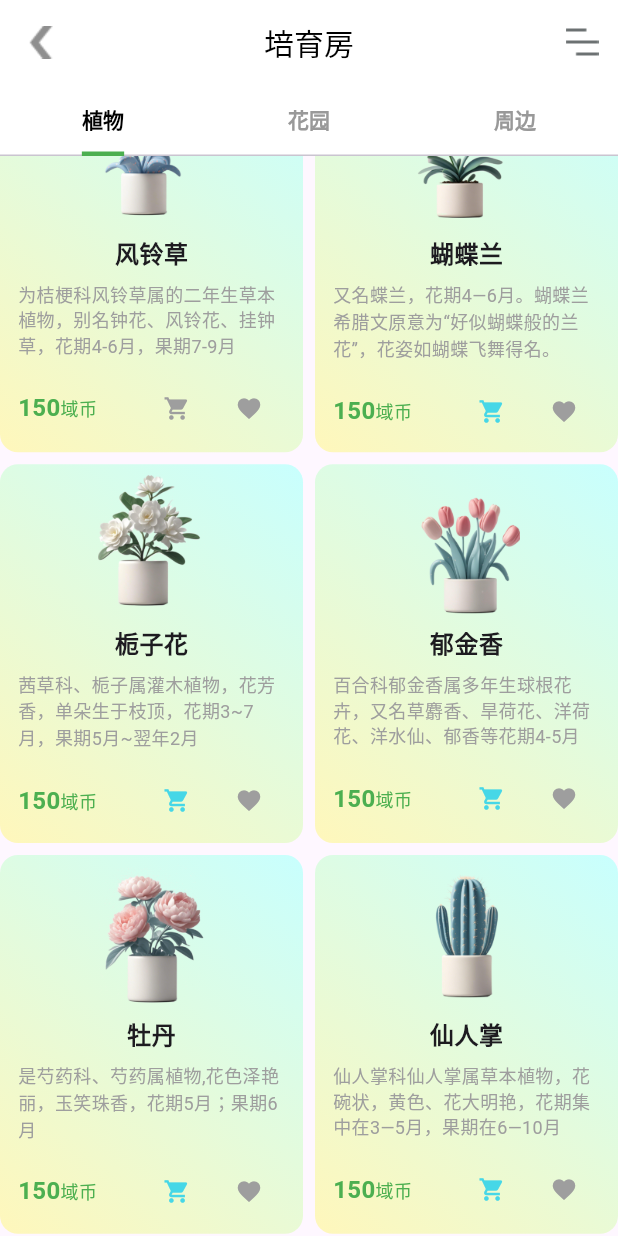
After one commit to wutiannan/plant_ai_app, a Flutter app: the ShopPage screen opened directly, scrolled down 576 dp, after a tap on the "shopping cart" icon, on a phone screen of 412 x 824 dp. The commit adds this screen. Run offline on Flutter 3.47's test engine with Material 3 defaults, Android fonts, the phone set to English and light mode, and no system bars; our stand-ins replace google_maps_flutter, location.

Commit message:
FEAT：新增商城页面 部分样式修改

```diff
--- /dev/null
+++ b/lib/models/garden_model.dart
@@ -0,0 +1,40 @@
+class GardenModel {
+  final String name;
+  final String image;
+  final String description;
+  final int price;
+  final bool isCollected;
+  final bool isWishlist;
+  bool isInCart; // 新增购物车状态属性
+
+  GardenModel({
+    required this.name,
+    required this.image,
+    required this.description,
+    required this.price,
+    required this.isCollected,
+    this.isWishlist = false,
+    this.isInCart = false, // 默认值为false
+  });
+}
+
+// 模拟花园数据
+final List<GardenModel> gardenData = [
+  GardenModel(
+    name: '海边花园',
+    image: 'assets/images/garden_seaside.png',
+    description: '充满海风气息的花园，各类滨海植物错落分布，漫步其中仿佛能听见海浪声。',
+    price: 500,
+    isCollected: false,
+    isWishlist: false,
+  ),
+  GardenModel(
+    name: '悬浮岛屿花园',
+    image: 'assets/images/garden_floating_island.png',
+    description: '奇幻的空中花园，花朵与绿植在悬浮岛屿上肆意生长，宛如童话世界。',
+    price: 800,
+    isCollected: false,
+    isWishlist: false,
+  ),
+  // 继续补充其他花园数据...
+];
--- /dev/null
+++ b/lib/models/peripheral_model.dart
@@ -0,0 +1,40 @@
+// 模拟周边数据
+class PeripheralModel {
+  final String name;
+  final String image;
+  final String description;
+  final int price;
+  final bool isCollected;
+  final bool isWishlist;
+  bool isInCart; // 新增购物车状态属性
+
+  PeripheralModel({
+    required this.name,
+    required this.image,
+    required this.description,
+    required this.price,
+    required this.isCollected,
+    this.isWishlist = false,
+    this.isInCart = false, // 默认值为false
+  });
+}
+
+final List<PeripheralModel> peripheralData = [
+  PeripheralModel(
+    name: '植物种子',
+    image: 'assets/images/peripheral_plant_seed.png',
+    description: '可培育出多种植物的神奇种子，开启种植新体验。',
+    price: 200,
+    isCollected: false,
+    isWishlist: false,
+  ),
+  PeripheralModel(
+    name: '定制卡片',
+    image: 'assets/images/peripheral_custom_card.png',
+    description: '印有精美植物图案的定制卡片，可作收藏或送礼。',
+    price: 100,
+    isCollected: false,
+    isWishlist: false,
+  ),
+  // 继续补充其他周边数据...
+];
--- a/lib/pages/plant_illustrations_page.dart
+++ b/lib/pages/plant_illustrations_page.dart
@@ -168,7 +168,7 @@ class _PlantIllustrationsPageState extends State<PlantIllustrationsPage>
               labelStyle: const TextStyle(fontWeight: FontWeight.bold),
               indicator: const UnderlineTabIndicator(
                 borderSide: BorderSide(width: 3.0, color: Colors.green),
-                insets: EdgeInsets.symmetric(horizontal: 16), // 左右间距
+                // insets: EdgeInsets.symmetric(horizontal: 16), // 左右间距
               ),
               tabs: const [
                 Tab(text: '全部'),
--- a/lib/pages/plant_model.dart
+++ b/lib/pages/plant_model.dart
@@ -8,6 +8,9 @@ class Plant {
   final String category;
   bool isCollected;
   bool isWishlist;
+  bool isInCart; // 新增购物车状态属性
+  final double price;
+  final String cultivationDifficulty; // 新增培养难度属性
 
   Plant({
     required this.name,
@@ -17,10 +20,14 @@ class Plant {
     required this.description,
     required this.category,
     required this.isCollected,
-    required this.isWishlist,
+    this.isWishlist = false,
+    required this.price,
+    this.isInCart = false, // 默认值为false
+    required this.cultivationDifficulty, // 新增培养难度参数
   });
 }
 
+// 同时需要更新所有 Plant 实例的初始化代码，添加 isInCart 参数
 // 植物数据列表
 List<Plant> plants = [
   Plant(
@@ -33,6 +40,8 @@ List<Plant> plants = [
     category: '',
     isCollected: true,
     isWishlist: false,
+    price: 100,
+    cultivationDifficulty: '中等', // 示例培养难度
   ),
   Plant(
     name: '菊花',
@@ -44,6 +53,8 @@ List<Plant> plants = [
     category: '鲜花',
     isCollected: true,
     isWishlist: false,
+    price: 100,
+    cultivationDifficulty: '容易', // 示例培养难度
   ),
   Plant(
     name: '捕蝇草',
@@ -55,6 +66,8 @@ List<Plant> plants = [
     category: '鲜花',
     isCollected: true,
     isWishlist: false,
+    price: 100,
+    cultivationDifficulty: '困难', // 示例培养难度
   ),
   Plant(
     name: '杜鹃',
@@ -66,6 +79,8 @@ List<Plant> plants = [
     category: '鲜花',
     isCollected: true,
     isWishlist: false,
+    price: 100,
+    cultivationDifficulty: '中等', // 示例培养难度
   ),
   Plant(
     name: '风铃草',
@@ -76,6 +91,8 @@ List<Plant> plants = [
     category: '鲜花',
     isCollected: true,
     isWishlist: false,
+    price: 100,
+    cultivationDifficulty: '容易', // 示例培养难度
   ),
 
   Plant(
@@ -87,6 +104,8 @@ List<Plant> plants = [
     category: '鲜花',
     isCollected: true,
     isWishlist: false,
+    price: 100,
+    cultivationDifficulty: '中等', // 示例培养难度
   ),
   Plant(
     name: '栀子花',
@@ -97,6 +116,8 @@ List<Plant> plants = [
     category: '鲜花',
     isCollected: true,
     isWishlist: false,
+    price: 100,
+    cultivationDifficulty: '容易', // 示例培养难度
   ),
   Plant(
     name: '郁金香',
@@ -107,6 +128,8 @@ List<Plant> plants = [
     category: '鲜花',
     isCollected: true,
     isWishlist: false,
+    price: 100,
+    cultivationDifficulty: '中等', // 示例培养难度
   ),
   Plant(
     name: '牡丹',
@@ -117,6 +140,8 @@ List<Plant> plants = [
     category: '鲜花',
     isCollected: true,
     isWishlist: false,
+    price: 100,
+    cultivationDifficulty: '困难', // 示例培养难度
   ),
   Plant(
     name: '仙人掌',
@@ -127,6 +152,8 @@ List<Plant> plants = [
     category: '',
     isCollected: true,
     isWishlist: false,
+    price: 100,
+    cultivationDifficulty: '容易', // 示例培养难度
   ),
   Plant(
     name: '鸢尾',
@@ -137,6 +164,8 @@ List<Plant> plants = [
     category: '',
     isCollected: true,
     isWishlist: false,
+    price: 100,
+    cultivationDifficulty: '中等', // 示例培养难度
   ),
   Plant(
     name: '含羞草',
@@ -147,5 +176,7 @@ List<Plant> plants = [
     category: '鲜花',
     isCollected: true,
     isWishlist: false,
+    price: 100,
+    cultivationDifficulty: '容易', // 示例培养难度
   ),
 ];
--- /dev/null
+++ b/lib/pages/shop_page.dart
@@ -0,0 +1,399 @@
+import 'package:flutter/material.dart';
+import 'package:plant_ai_app/pages/plant_model.dart';
+import 'package:plant_ai_app/models/garden_model.dart';
+import 'package:plant_ai_app/models/peripheral_model.dart';
+
+class ShopPage extends StatefulWidget {
+  const ShopPage({Key? key}) : super(key: key);
+
+  @override
+  State<ShopPage> createState() => _ShopPageState();
+}
+
+class _ShopPageState extends State<ShopPage>
+    with SingleTickerProviderStateMixin {
+  late TabController _tabController;
+
+  @override
+  void initState() {
+    super.initState();
+    _tabController = TabController(length: 3, vsync: this);
+  }
+
+  @override
+  void dispose() {
+    _tabController.dispose();
+    super.dispose();
+  }
+
+  @override
+  Widget build(BuildContext context) {
+    return Scaffold(
+      // appBar: AppBar(
+      //   leading: IconButton(
+      //     icon: const Icon(Icons.arrow_back),
+      //     onPressed: () {
+      //       Navigator.pop(context);
+      //     },
+      //   ),
+      //   title: const Text('植域商店'),
+      //   bottom:      // TabBar(
+      //   controller: _tabController,
+      //   tabs: const [
+      //     Tab(text: '植物'),
+      //     Tab(text: '花园'),
+      //     Tab(text: '周边'),
+      //   ],
+      // ),
+      // ),
+      appBar: AppBar(
+        elevation: 0,
+        backgroundColor: Colors.white,
+        leading: IconButton(
+          icon: Image.asset(
+            'assets/images/main_icon_back.png',
+            width: 24,
+            height: 24,
+          ),
+          onPressed: () => Navigator.pop(context),
+        ),
+        centerTitle: true,
+        title: const Text(
+          '培育房',
+          style: TextStyle(fontSize: 20, color: Colors.black),
+        ),
+        actions: [
+          IconButton(
+            icon: Image.asset(
+              'assets/images/main_icon_menu.png',
+              width: 24,
+              height: 24,
+            ),
+            onPressed: () {},
+          ),
+        ],
+        bottom: TabBar(
+          controller: _tabController,
+          labelColor: Colors.black,
+          unselectedLabelColor: const Color(0xFF999999),
+          labelStyle: const TextStyle(fontWeight: FontWeight.bold),
+          indicator: const UnderlineTabIndicator(
+            borderSide: BorderSide(width: 3, color: Colors.green),
+            // insets: EdgeInsets.symmetric(horizontal: 16), // 左右间距
+          ),
+          tabs: const [
+            Tab(text: '植物'),
+            Tab(text: '花园'),
+            Tab(text: '周边'),
+          ],
+        ),
+      ),
+
+      body: TabBarView(
+        controller: _tabController,
+        children: [_buildPlantTab(), _buildGardenTab(), _buildPeripheralTab()],
+      ),
+    );
+  }
+
+  Widget _buildPlantTab() {
+    return GridView.builder(
+      gridDelegate: const SliverGridDelegateWithFixedCrossAxisCount(
+        crossAxisCount: 2,
+        mainAxisSpacing: 8,
+        crossAxisSpacing: 8,
+        childAspectRatio: 0.8,
+      ),
+      itemCount: plants.length,
+      itemBuilder: (context, index) {
+        final plant = plants[index];
+        return Container(
+          decoration: BoxDecoration(
+            borderRadius: BorderRadius.circular(12),
+            gradient: const LinearGradient(
+              begin: Alignment.bottomLeft,
+              end: Alignment.topRight,
+              colors: [Color(0xFFFFF7BB), Color(0xFFC8FFFE)],
+            ),
+          ),
+          child: Column(
+            children: [
+              // 植物图片
+              Center(
+                child: Image.asset(plant.image, height: 100, fit: BoxFit.cover),
+              ),
+              // Image.asset(plant.image, height: 120, fit: BoxFit.cover),
+              // const SizedBox(height: 8),
+              // 植物名称
+              Padding(
+                padding: const EdgeInsets.all(8.0),
+                child: Text(
+                  plant.name,
+                  style: const TextStyle(
+                    fontSize: 16,
+                    fontWeight: FontWeight.bold,
+                  ),
+                ),
+              ),
+              // 植物描述
+              Padding(
+                padding: const EdgeInsets.symmetric(horizontal: 12),
+                child: Text(
+                  plant.description,
+                  style: const TextStyle(
+                    fontSize: 12,
+                    color: Colors.grey,
+                    height: 1.4,
+                  ),
+                ),
+              ),
+              Padding(
+                padding: const EdgeInsets.symmetric(
+                  horizontal: 12,
+                  vertical: 8,
+                ),
+                child: Row(
+                  mainAxisAlignment: MainAxisAlignment.spaceBetween,
+                  children: [
+                    Row(
+                      children: [
+                        Text(
+                          '150',
+                          style: TextStyle(
+                            fontSize: 16,
+                            color: Colors.green,
+                            fontWeight: FontWeight.w600,
+                          ),
+                        ),
+                        const Text(
+                          '域币',
+                          style: TextStyle(fontSize: 12, color: Colors.green),
+                        ),
+                      ],
+                    ),
+                    Row(
+                      children: [
+                        IconButton(
+                          onPressed: () {
+                            // 购物车逻辑
+                            setState(() {
+                              plants[index] = Plant(
+                                name: plant.name,
+                                enName: plant.enName,
+                                image: plant.image,
+                                description: plant.description,
+                                category: plant.category,
+                                price: plant.price,
+                                isCollected: plant.isCollected,
+                                isInCart: !plant.isInCart,
+                                progress: 0,
+                                cultivationDifficulty:
+                                    plant.cultivationDifficulty,
+                              );
+                            });
+                          },
+                          icon: Icon(
+                            Icons.shopping_cart,
+                            size: 18,
+                            color: plant.isInCart
+                                ? Colors.grey
+                                : const Color(0xFF46D7E7),
+                          ),
+                        ),
+                        IconButton(
+                          onPressed: () {
+                            // 收藏逻辑
+                            setState(() {
+                              plants[index] = Plant(
+                                name: plant.name,
+                                enName: plant.enName,
+                                image: plant.image,
+                                description: plant.description,
+                                category: plant.category,
+                                price: plant.price,
+                                isCollected: !plant.isCollected,
+                                isInCart: plant.isInCart,
+                                progress: 0,
+                                cultivationDifficulty:
+                                    plant.cultivationDifficulty,
+                              );
+                            });
+                          },
+                          icon: Icon(
+                            Icons.favorite,
+                            size: 18,
+                            color: plant.isCollected
+                                ? Colors.grey
+                                : const Color(0xFF46D7E7),
+                          ),
+                        ),
+                      ],
+                    ),
+                  ],
+                ),
+              ),
+            ],
+          ),
+        );
+      },
+    );
+  }
+
+  Widget _buildGardenTab() {
+    return GridView.builder(
+      gridDelegate: const SliverGridDelegateWithFixedCrossAxisCount(
+        crossAxisCount: 2,
+        mainAxisSpacing: 8,
+        crossAxisSpacing: 8,
+        childAspectRatio: 0.8,
+      ),
+      itemCount: gardenData.length,
+      itemBuilder: (context, index) {
+        final garden = gardenData[index];
+        return Card(
+          child: Column(
+            children: [
+              Image.asset(garden.image, height: 120, fit: BoxFit.cover),
+              Padding(
+                padding: const EdgeInsets.all(8.0),
+                child: Text(
+                  garden.name,
+                  style: const TextStyle(
+                    fontSize: 16,
+                    fontWeight: FontWeight.bold,
+                  ),
+                ),
+              ),
+              Text(
+                '价格：${garden.price} 硬币',
+                style: const TextStyle(fontSize: 14),
+              ),
+              Row(
+                mainAxisAlignment: MainAxisAlignment.spaceAround,
+                children: [
+                  IconButton(
+                    icon: Icon(
+                      garden.isCollected
+                          ? Icons.favorite
+                          : Icons.favorite_border,
+                      color: garden.isCollected ? Colors.red : null,
+                    ),
+                    onPressed: () {
+                      setState(() {
+                        gardenData[index] = GardenModel(
+                          name: garden.name,
+                          image: garden.image,
+                          description: garden.description,
+                          price: garden.price,
+                          isCollected: !garden.isCollected,
+                          isInCart: garden.isInCart,
+                        );
+                      });
+                    },
+                  ),
+                  IconButton(
+                    icon: Icon(
+                      garden.isInCart ? Icons.bookmark : Icons.bookmark_border,
+                    ),
+                    onPressed: () {
+                      setState(() {
+                        gardenData[index] = GardenModel(
+                          name: garden.name,
+                          image: garden.image,
+                          description: garden.description,
+                          price: garden.price,
+                          isCollected: garden.isCollected,
+                          isInCart: !garden.isInCart,
+                        );
+                      });
+                    },
+                  ),
+                ],
+              ),
+            ],
+          ),
+        );
+      },
+    );
+  }
+
+  Widget _buildPeripheralTab() {
+    return GridView.builder(
+      gridDelegate: const SliverGridDelegateWithFixedCrossAxisCount(
+        crossAxisCount: 2,
+        mainAxisSpacing: 8,
+        crossAxisSpacing: 8,
+        childAspectRatio: 0.8,
+      ),
+      itemCount: peripheralData.length,
+      itemBuilder: (context, index) {
+        final peripheral = peripheralData[index];
+        return Card(
+          child: Column(
+            children: [
+              Image.asset(peripheral.image, height: 120, fit: BoxFit.cover),
+              Padding(
+                padding: const EdgeInsets.all(8.0),
+                child: Text(
+                  peripheral.name,
+                  style: const TextStyle(
+                    fontSize: 16,
+                    fontWeight: FontWeight.bold,
+                  ),
+                ),
+              ),
+              Text(
+                '价格：${peripheral.price} 域币',
+                style: const TextStyle(fontSize: 14),
+              ),
+              Row(
+                mainAxisAlignment: MainAxisAlignment.spaceAround,
+                children: [
+                  IconButton(
+                    icon: Icon(
+                      peripheral.isCollected
+                          ? Icons.favorite
+                          : Icons.favorite_border,
+                      color: peripheral.isCollected ? Colors.red : null,
+                    ),
+                    onPressed: () {
+                      setState(() {
+                        peripheralData[index] = PeripheralModel(
+                          name: peripheral.name,
+                          image: peripheral.image,
+                          description: peripheral.description,
+                          price: peripheral.price,
+                          isCollected: !peripheral.isCollected,
+                          isInCart: peripheral.isInCart,
+                        );
+                      });
+                    },
+                  ),
+                  IconButton(
+                    icon: Icon(
+                      peripheral.isInCart
+                          ? Icons.bookmark
+                          : Icons.bookmark_border,
+                    ),
+                    onPressed: () {
+                      setState(() {
+                        peripheralData[index] = PeripheralModel(
+                          name: peripheral.name,
+                          image: peripheral.image,
+                          description: peripheral.description,
+                          price: peripheral.price,
+                          isCollected: peripheral.isCollected,
+                          isInCart: !peripheral.isInCart,
+                        );
+                      });
+                    },
+                  ),
+                ],
+              ),
+            ],
+          ),
+        );
+      },
+    );
+  }
+}
```
Also changed, not shown: lib/pages/virtual_garden_page.dart (+73 -66 lines).
